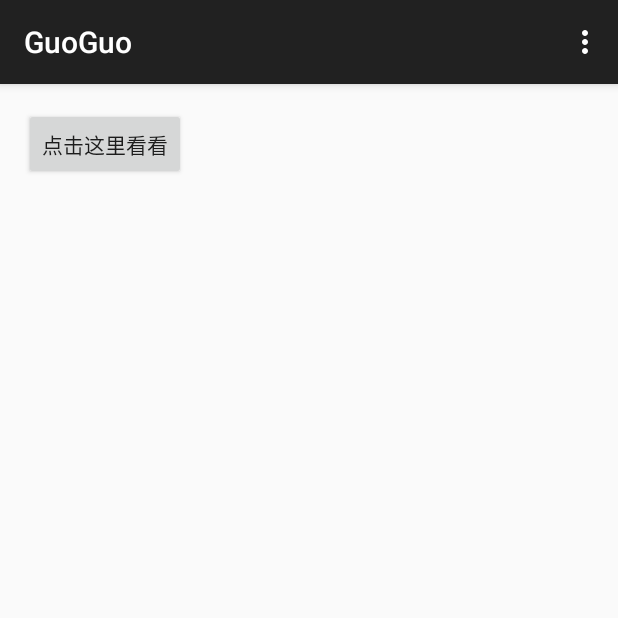
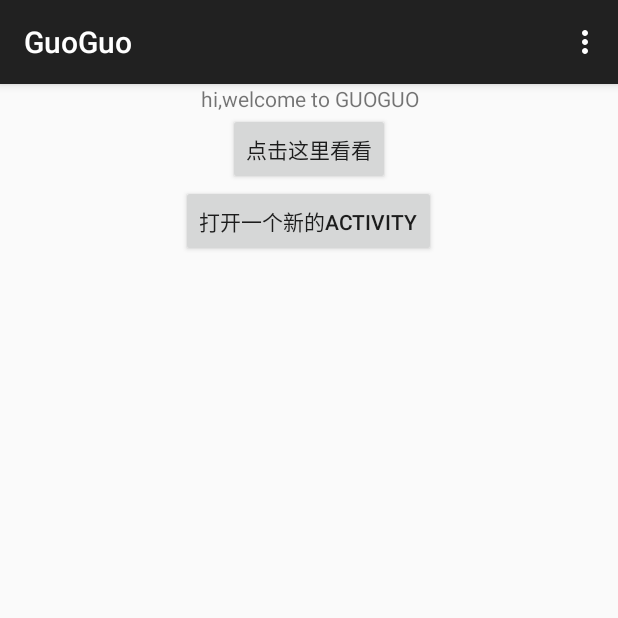
Before and after one commit to gg2787/GuoGuo, an Android app: the screen it shows after launch (MainActivity), on a phone screen of 412 x 824 dp, the top half of it. Run offline under Robolectric (Android 15) with nearby library versions, the phone set to English and light mode, and no system bars; 3 statements that could not run were skipped.

Commit message:
第二次上传

```diff
--- a/app/build.gradle
+++ b/app/build.gradle
@@ -5,7 +5,7 @@ android {
     buildToolsVersion "22.0.1"
 
     defaultConfig {
-        applicationId "com.example.administrator.guoguo"
+        applicationId "com.guoguo"
         minSdkVersion 14
         targetSdkVersion 23
         versionCode 1
--- a/app/src/main/java/com/example/administrator/guoguo/Utils/PackageUtil.java
+++ /dev/null
@@ -1,21 +0,0 @@
-package com.example.administrator.guoguo.Utils;
-
-import android.content.Context;
-import android.content.Intent;
-import android.content.pm.ResolveInfo;
-
-/**
- * Created by Administrator on 2015/9/30.
- */
-public class PackageUtil {
-
-    public static String getLauncherPackageName(Context context) {
-        Intent intent = new Intent(Intent.ACTION_MAIN);
-        intent.addCategory(Intent.CATEGORY_HOME);
-        ResolveInfo res = context.getPackageManager().resolveActivity(intent, 0);//从所有已安装的应用中，获取到与intent相符合的activity
-        if (res.activityInfo == null) {
-            return "";
-        }
-        return res.activityInfo.packageName;//获取到这个activity所在的packagename,这里获取的是launcher特有的activity
-    }
-}
--- a/app/src/main/java/com/example/administrator/guoguo/Utils/PrefUtil.java
+++ b/app/src/main/java/com/guoguo/Utils/PrefUtil.java
@@ -1,4 +1,4 @@
-package com.example.administrator.guoguo.Utils;
+package com.guoguo.Utils;
 
 import android.content.SharedPreferences;
 
--- a/app/src/main/java/com/example/administrator/guoguo/Utils/TimeUtil.java
+++ b/app/src/main/java/com/guoguo/Utils/TimeUtils.java
@@ -1,11 +1,11 @@
-package com.example.administrator.guoguo.Utils;
+package com.guoguo.Utils;
 
 import java.util.Calendar;
 
 /**
  * Created by Administrator on 2015/9/23.
  */
-public class TimeUtil {
+public class TimeUtils {
 
     public static void timeTest() {
 
--- a/app/src/main/java/com/example/administrator/guoguo/json/SimpleJsonDataBean.java
+++ b/app/src/main/java/com/guoguo/json/SimpleJsonDataBean.java
@@ -1,4 +1,4 @@
-package com.example.administrator.guoguo.json;
+package com.guoguo.json;
 
 /**
  * Created by Administrator on 2015/9/29.
--- a/app/src/main/java/com/example/administrator/guoguo/prefs/AppPrefs.java
+++ b/app/src/main/java/com/guoguo/prefs/AppPrefs.java
@@ -1,9 +1,9 @@
-package com.example.administrator.guoguo.prefs;
+package com.guoguo.prefs;
 
 import android.content.Context;
 import android.content.SharedPreferences;
 
-import com.example.administrator.guoguo.Utils.PrefUtil;
+import com.guoguo.Utils.PrefUtil;
 
 /**
  * Created by Administrator on 2015/9/17.
--- a/app/src/main/java/com/example/administrator/guoguo/shortcut/AppShortCut.java
+++ b/app/src/main/java/com/guoguo/shortcut/AppShortCut.java
@@ -1,4 +1,4 @@
-package com.example.administrator.guoguo.shortcut;
+package com.guoguo.shortcut;
 
 import android.content.ContentResolver;
 import android.content.Context;
@@ -11,10 +11,9 @@ import android.database.Cursor;
 import android.net.Uri;
 import android.os.Parcelable;
 
-import com.example.administrator.guoguo.MainActivity;
-import com.example.administrator.guoguo.R;
-import com.example.administrator.guoguo.Utils.PackageUtil;
-import com.example.administrator.guoguo.prefs.AppPrefs;
+import com.guoguo.ui.MainActivity;
+import com.guoguo.R;
+import com.guoguo.prefs.AppPrefs;
 
 import java.util.List;
 
@@ -144,7 +143,7 @@ public class AppShortCut {
 
     private String getUrlString(Context context) {
         String strUrl = "";
-        String strAuthority = getAuthority(context); ////获取用于组成uri的authority（主机名）
+        String strAuthority = getAuthority(context);
         String strPkgName = getLauncherPackageName(context);
 
         if (strAuthority == null || strAuthority.length() < 0) {
@@ -156,7 +155,6 @@ public class AppShortCut {
             }
         }
 
-        //组成用于访问内容提供者的url
         if (strAuthority != null && strAuthority.trim().length() > 0) {
             strUrl = "content://" + strAuthority + "/favorites?notify=true";
         } else {
@@ -172,7 +170,7 @@ public class AppShortCut {
     //获取用于组成uri的authority（主机名）
     private String getAuthority(Context context) {
         try {
-            String strPkgName = PackageUtil.getLauncherPackageName(context);
+            String strPkgName = getLauncherPackageName(context);
             //获取到手机上已安装的包的信息，这些信息是从它们的AndroidManifest.xml中获取到的
             //GET_PROVIDERS表示，获取xml中 <provider 标签内的内容
             List<PackageInfo> packs = context.getPackageManager().getInstalledPackages(PackageManager.GET_PROVIDERS);
@@ -200,4 +198,13 @@ public class AppShortCut {
         return null;
     }
 
+    private String getLauncherPackageName(Context context) {
+        Intent intent = new Intent(Intent.ACTION_MAIN);
+        intent.addCategory(Intent.CATEGORY_HOME);
+        ResolveInfo res = context.getPackageManager().resolveActivity(intent, 0);//从所有已安装的应用中，获取到与intent相符合的activity
+        if (res.activityInfo == null) {
+            return "";
+        }
+        return res.activityInfo.packageName;//获取到这个activity所在的packagename,这里获取的是launcher特有的activity
+    }
 }
--- a/app/src/main/java/com/example/administrator/guoguo/shortcut/ShortCutManager.java
+++ b/app/src/main/java/com/guoguo/shortcut/ShortCutManager.java
@@ -1,4 +1,4 @@
-package com.example.administrator.guoguo.shortcut;
+package com.guoguo.shortcut;
 
 import java.util.Map;
 
--- a/app/src/main/java/com/example/administrator/guoguo/MainActivity.java
+++ b/app/src/main/java/com/guoguo/ui/MainActivity.java
@@ -1,5 +1,7 @@
-package com.example.administrator.guoguo;
+package com.guoguo.ui;
 
+import android.content.Intent;
+import android.net.Uri;
 import android.support.v7.app.AppCompatActivity;
 import android.os.Bundle;
 import android.view.Menu;
@@ -7,10 +9,9 @@ import android.view.MenuItem;
 import android.view.View;
 import android.widget.Button;
 
-import com.example.administrator.guoguo.Utils.TimeUtil;
-import com.example.administrator.guoguo.json.SimpleJsonDataHelper;
-import com.example.administrator.guoguo.prefs.AppPrefs;
-import com.example.administrator.guoguo.shortcut.AppShortCut;
+import com.guoguo.R;
+import com.guoguo.prefs.AppPrefs;
+import com.guoguo.shortcut.AppShortCut;
 
 public class MainActivity extends AppCompatActivity {
 
@@ -20,23 +21,30 @@ public class MainActivity extends AppCompatActivity {
     @Override
     protected void onCreate(Bundle savedInstanceState) {
         super.onCreate(savedInstanceState);
-        setContentView(R.layout.activity_main);
+        setContentView(R.layout.guoguo_main_activity);
 
         AppPrefs.init(this);
 
         appShortCut.addShortCut(this);
 
-        btnClickHere = (Button)findViewById(R.id.button_clickhere);
-        btnClickHere.setOnClickListener(new View.OnClickListener() {
+        initView();
+    }
+
+    private void initView() {
+        findViewById(R.id.button_clickhere).setOnClickListener(new View.OnClickListener() {
             @Override
             public void onClick(View v) {
 
-                SimpleJsonDataHelper jsonHepler = new SimpleJsonDataHelper();
-                jsonHepler.jsonMakeAndParse();
             }
         });
 
-        TimeUtil.timeTest();
+        findViewById(R.id.btn_another_activity).setOnClickListener(new View.OnClickListener() {
+            @Override
+            public void onClick(View v) {
+//                startActivity(new Intent(MainActivity.this, SecondActivity.class));//显式启动
+                startActivity(new Intent(Intent.ACTION_VIEW, Uri.parse("http://blog.sina.com.cn")));
+            }
+        });
     }
 
     @Override
--- /dev/null
+++ b/app/src/main/res/layout/guoguo_main_activity.xml
@@ -0,0 +1,27 @@
+<?xml version="1.0" encoding="utf-8"?>
+<LinearLayout xmlns:android="http://schemas.android.com/apk/res/android"
+    android:orientation="vertical" android:layout_width="match_parent"
+    android:layout_height="match_parent">
+
+    <TextView
+        android:layout_width="match_parent"
+        android:layout_height="wrap_content"
+        android:text="@string/welcome"
+        android:id="@+id/textView"
+        android:layout_gravity="center"
+        android:gravity="center" />
+
+    <Button
+        android:layout_width="wrap_content"
+        android:layout_height="wrap_content"
+        android:text="@string/click_here"
+        android:id="@+id/button_clickhere"
+        android:layout_gravity="center_horizontal" />
+
+    <Button
+        android:layout_width="wrap_content"
+        android:layout_height="wrap_content"
+        android:text="@string/another_activity"
+        android:id="@+id/btn_another_activity"
+        android:layout_gravity="center_horizontal" />
+</LinearLayout>
--- /dev/null
+++ b/app/src/main/res/menu/menu_second.xml
@@ -0,0 +1,6 @@
+<menu xmlns:android="http://schemas.android.com/apk/res/android"
+    xmlns:app="http://schemas.android.com/apk/res-auto"
+    xmlns:tools="http://schemas.android.com/tools" tools:context="com.guoguo.ui.SecondActivity">
+    <item android:id="@+id/action_settings" android:title="@string/action_settings"
+        android:orderInCategory="100" app:showAsAction="never" />
+</menu>
--- a/app/src/main/res/values/strings.xml
+++ b/app/src/main/res/values/strings.xml
@@ -5,4 +5,7 @@
     <string name="action_settings">Settings</string>
     <string name="short_cut_name">gg shortcut</string>
     <string name="click_here">点击这里看看</string>
+    <string name="welcome">hi,welcome to GUOGUO</string>
+    <string name="another_activity">打开一个新的activity</string>
+    <string name="title_activity_second">secondActivity</string>
 </resources>
```
Also changed, not shown: app/src/main/AndroidManifest.xml (+17 -12 lines), app/src/main/java/com/guoguo/Utils/JsonUtil.java (renamed from app/src/main/java/com/example/administrator/guoguo/Utils/JsonUtil.java, +4 -4 lines), app/src/main/java/com/guoguo/json/SimpleJsonDataHelper.java (renamed from app/src/main/java/com/example/administrator/guoguo/json/SimpleJsonDataHelper.java, +5 -5 lines), app/src/main/java/com/guoguo/log/Log.java (renamed from app/src/main/java/com/example/administrator/guoguo/log/Log.java, +4 -6 lines), app/src/main/java/com/guoguo/scheduleTask/ScheduleTask.java (renamed from app/src/main/java/com/example/administrator/guoguo/scheduleTask/ScheduleTask.java, +9 -6 lines), app/src/main/java/com/guoguo/ui/SecondActivity.java (added, +39 -0 lines), app/src/main/res/layout/activity_second.xml (added, +13 -0 lines), 2 other files.
